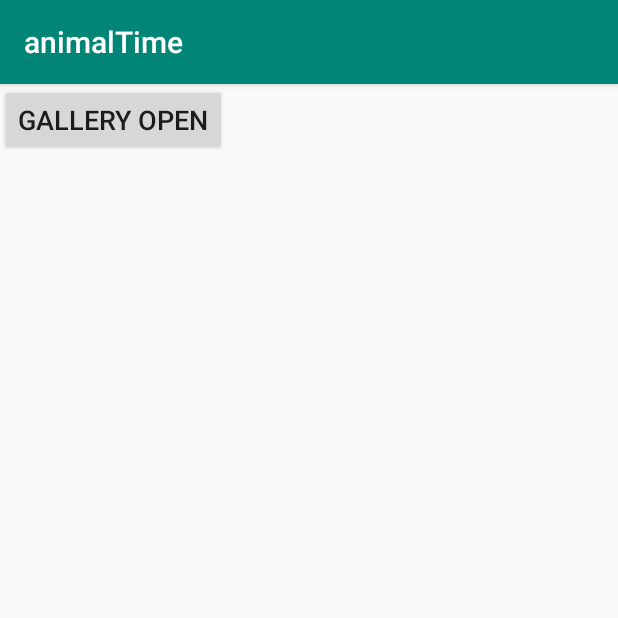
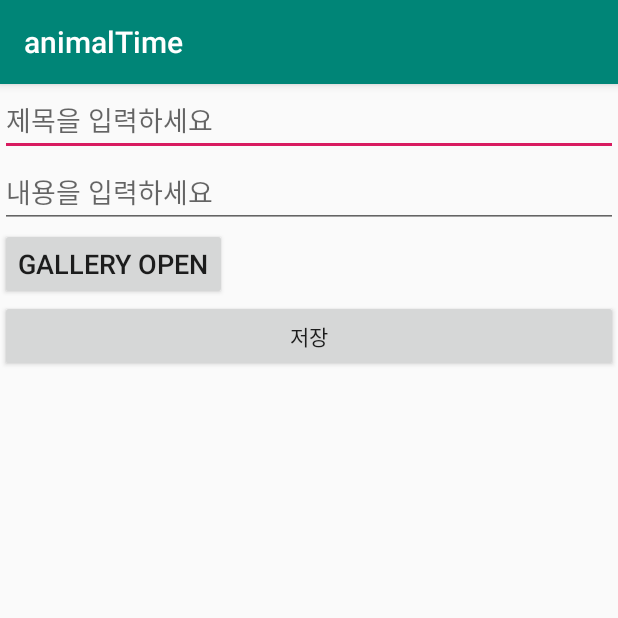
Before and after one commit to HyunjunJoo/animaltime, an Android app: the DiaryActivity screen opened directly, with no data from a screen before it, on a phone screen of 412 x 824 dp, the top half of it. Run offline under Robolectric (Android 15) with nearby library versions, the phone set to English and light mode, and no system bars; our stand-ins replace Firebase (no records; nobody signed in at launch, a user with empty details on screens opened directly).

Commit message:
Implemet related with upload

```diff
--- a/app/src/main/java/com/example/joohj/animaltime/DiaryActivity.java
+++ b/app/src/main/java/com/example/joohj/animaltime/DiaryActivity.java
@@ -1,6 +1,8 @@
 package com.example.joohj.animaltime;
 
+import android.app.ProgressDialog;
 import android.net.Uri;
+import android.os.AsyncTask;
 import android.support.annotation.NonNull;
 import android.support.v7.app.AppCompatActivity;
 import android.os.Bundle;
@@ -17,18 +19,28 @@ import android.graphics.Bitmap;
 import android.graphics.BitmapFactory;
 import android.view.View;
 import android.widget.Button;
+import android.widget.EditText;
 import android.widget.ImageView;
 import android.widget.Toast;
 
+import java.io.BufferedReader;
 import java.io.InputStream;
+import java.io.InputStreamReader;
+import java.io.OutputStreamWriter;
+import java.net.URL;
+import java.net.URLConnection;
+import java.net.URLEncoder;
+import java.text.SimpleDateFormat;
+import java.util.Date;
 
 public class DiaryActivity extends AppCompatActivity {
 
-    ImageView imageView;
-    Button button;
-    String imagename = "kkc";
+    Button upload_button, save_button;
+    String imagename = null;
+    EditText context, title;
     private StorageReference mImageStorageRef;
-    private String mPhotoUrl = null;
+    private String photoUrl = null;
+    private String diary_id = null;
 
     @Override
     protected void onCreate(Bundle savedInstanceState) {
@@ -36,10 +48,16 @@ public class DiaryActivity extends AppCompatActivity {
         FirebaseApp.initializeApp(this);
         setContentView(R.layout.activity_diary);
 
-        imageView = (ImageView)findViewById(R.id.diary_image_upload);
+        title = (EditText)findViewById(R.id.diary_title);
+        context = (EditText)findViewById(R.id.diary_context);
+        upload_button = (Button)findViewById(R.id.diary_upload_button);
+        save_button = (Button)findViewById(R.id.diary_save_button);
 
-        button = (Button)findViewById(R.id.diary_upload_button);
-        button.setOnClickListener(new View.OnClickListener() {
+        Intent userID;
+        userID = getIntent();
+        String user_id = userID.getStringExtra("userID");
+
+        upload_button.setOnClickListener(new View.OnClickListener() {
             @Override
             public void onClick(View view) {
                 Intent intent = new Intent();
@@ -48,6 +66,25 @@ public class DiaryActivity extends AppCompatActivity {
                 startActivityForResult(intent, 1);
             }
         });
+
+        save_button.setOnClickListener(new View.OnClickListener() {
+            @Override
+            public void onClick(View view) {
+                String date = getDate();
+                diary_id = date.substring(0, 9) + date.substring(11) + user_id;
+
+                insertToDatabase(diary_id, user_id, title.toString(), context.toString(), date, photoUrl);
+                Toast.makeText(DiaryActivity.this,  "저장되었습니다.", Toast.LENGTH_SHORT).show();
+            }
+        });
+
+    }
+
+    private String getDate(){
+        long now = System.currentTimeMillis();
+        Date date = new Date(now);
+        SimpleDateFormat dateFormat = new SimpleDateFormat("yyyy-MM-dd hh:mm:ss");
+        return dateFormat.format(date);
     }
 
     @Override
@@ -70,9 +107,77 @@ public class DiaryActivity extends AppCompatActivity {
             @Override
             public void onComplete(@NonNull Task<UploadTask.TaskSnapshot> task) {
                 if ( task.isSuccessful() ) {
-                    mPhotoUrl = mImageStorageRef.getDownloadUrl().toString();
+                    photoUrl = mImageStorageRef.getDownloadUrl().toString();
                 }
             }
         });
     }
+
+    private void insertToDatabase(String diary_id, String user_id, String title, String context, String date, String url) {
+        class InsertData extends AsyncTask<String, Void, String> {
+            ProgressDialog loading;
+
+            protected void onPreExecute() {
+                super.onPreExecute();
+                loading = ProgressDialog.show(DiaryActivity.this, "Please Wait", null, true, true);
+            }
+
+
+            @Override
+            protected void onPostExecute(String s) {
+                super.onPostExecute(s);
+                loading.dismiss();
+                Toast.makeText(getApplicationContext(), s, Toast.LENGTH_LONG).show();
+            }
+
+            @Override
+            protected String doInBackground(String... params) {
+
+                try {
+                    String pdiary_id = (String) params[0];
+                    String puser_id = (String) params[1];
+                    String ptitle = (String) params[2];
+                    String pcontext = (String) params[3];
+                    String pdate = (String) params[4];
+                    String purl = (String) params[5];
+
+                    String link = "http://hyunjun0315.dothome.co.kr/php/diary.php?";
+                    String data = URLEncoder.encode("diary_id", "UTF-8") + "=" + URLEncoder.encode(pdiary_id, "UTF-8");
+                    data += "&" + URLEncoder.encode("user_id", "UTF-8") + "=" + URLEncoder.encode(puser_id, "UTF-8");
+                    data += "&" + URLEncoder.encode("title", "UTF-8") + "=" + URLEncoder.encode(ptitle, "UTF-8");
+                    data += "&" + URLEncoder.encode("context", "UTF-8") + "=" + URLEncoder.encode(pcontext, "UTF-8");
+                    data += "&" + URLEncoder.encode("date", "UTF-8") + "=" + URLEncoder.encode(pdate, "UTF-8");
+                    data += "&" + URLEncoder.encode("url", "UTF-8") + "=" + URLEncoder.encode(purl, "UTF-8");
+
+                    link+=data;
+
+                    URL url = new URL(link);
+                    URLConnection conn = url.openConnection();
+
+                    conn.setDoOutput(true);
+                    OutputStreamWriter wr = new OutputStreamWriter(conn.getOutputStream());
+
+                    wr.write(data);
+                    wr.flush();
+
+                    BufferedReader reader = new BufferedReader(new InputStreamReader(conn.getInputStream()));
+
+                    StringBuilder sb = new StringBuilder();
+                    String line = null;
+
+                    // Read Server Response
+                    while ((line = reader.readLine()) != null) {
+                        sb.append(line);
+                        break;
+                    }
+                    return sb.toString();
+
+                } catch (Exception e) {
+                    return new String("Exception: " + e.getMessage());
+                }
+            }
+        }
+        InsertData task = new InsertData();
+        task.execute(diary_id, user_id, title, context, date, url);
+    }
 }
--- a/app/src/main/java/com/example/joohj/animaltime/MainActivity.java
+++ b/app/src/main/java/com/example/joohj/animaltime/MainActivity.java
@@ -43,6 +43,7 @@ public class MainActivity extends AppCompatActivity {
             @Override
             public void onClick(View v) {
                 Intent intent = new Intent(getApplicationContext(), DiaryActivity.class);
+
                 startActivity(intent);
             }
         });
--- a/app/src/main/res/layout/activity_diary.xml
+++ b/app/src/main/res/layout/activity_diary.xml
@@ -1,24 +1,33 @@
 <?xml version="1.0" encoding="utf-8"?>
-<android.support.constraint.ConstraintLayout xmlns:android="http://schemas.android.com/apk/res/android"
-    xmlns:app="http://schemas.android.com/apk/res-auto"
-    xmlns:tools="http://schemas.android.com/tools"
-    android:layout_width="match_parent"
+<LinearLayout
+    xmlns:android="http://schemas.android.com/apk/res/android" android:layout_width="match_parent"
     android:layout_height="match_parent"
-    tools:context=".DiaryActivity">
+    android:orientation="vertical">
 
-    <ImageView
-        android:id="@+id/diary_image_upload"
-        android:layout_width="300dp"
-        android:layout_height="300dp"
-        android:layout_centerHorizontal="true"/>
-
+    <EditText
+        android:id="@+id/diary_title"
+        android:layout_width="match_parent"
+        android:layout_height="wrap_content"
+        android:hint="제목을 입력하세요"
+        />
+    <EditText
+        android:id="@+id/diary_context"
+        android:layout_width="match_parent"
+        android:layout_height="wrap_content"
+        android:hint="내용을 입력하세요"
+        />
     <Button
         android:text="Gallery Open"
         android:textSize="18dp"
         android:id="@+id/diary_upload_button"
         android:layout_width="wrap_content"
         android:layout_height="wrap_content"
-        android:layout_centerHorizontal="true"
-        android:layout_below="@+id/diary_image_upload"/>
+        android:layout_centerHorizontal="true" />
 
-</android.support.constraint.ConstraintLayout>
+    <Button
+        android:id="@+id/diary_save_button"
+        android:layout_width="match_parent"
+        android:layout_height="wrap_content"
+        android:text="저장" />
+
+</LinearLayout>
```
